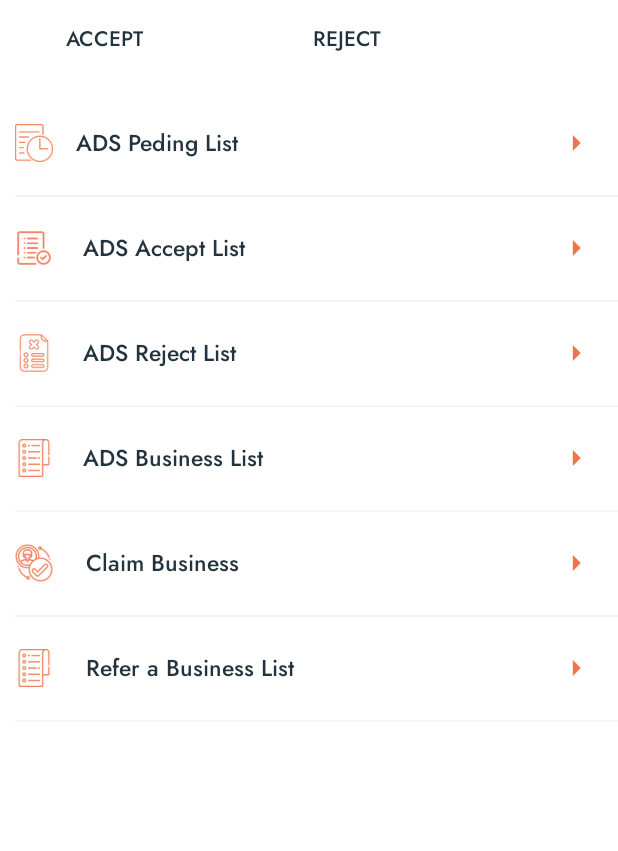
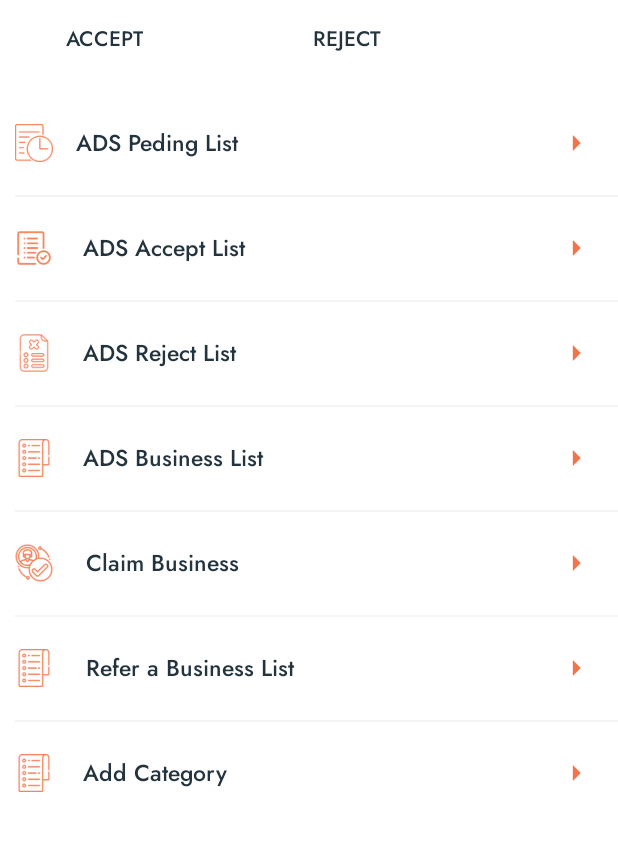
Before and after one commit to nagalakshmikarri/AdminAPP, an Android app: the AdsListStatusActivity screen opened directly, with no data from a screen before it, on a phone screen of 412 x 824 dp, the part 210-1061 px from its top. Run offline under Robolectric (Android 15) with nearby library versions, the phone set to English and light mode, and no system bars; plain views replace AVLoadingIndicatorView; 2 statements that could not run were skipped.

Commit message:
1/5/2023

```diff
--- a/app/src/main/AndroidManifest.xml
+++ b/app/src/main/AndroidManifest.xml
@@ -16,6 +16,9 @@
         android:theme="@style/Theme.AmplifierAdmin"
         android:usesCleartextTraffic="true"
         tools:targetApi="31">
+        <activity
+            android:name=".CategoryActivity"
+            android:exported="false" />
         <activity
             android:name=".RecommendBusinessActivity"
             android:exported="false" />
--- a/app/src/main/java/com/example/amplifieradmin/AdsListStatusActivity.kt
+++ b/app/src/main/java/com/example/amplifieradmin/AdsListStatusActivity.kt
@@ -102,6 +102,10 @@ class AdsListStatusActivity : AppCompatActivity() {
             val intent = Intent(this@AdsListStatusActivity, RecommendBusinessActivity::class.java)
             startActivity(intent);
         }
+        binding.category1.setOnClickListener {
+            val intent = Intent(this@AdsListStatusActivity, CategoryActivity::class.java)
+            startActivity(intent);
+        }
 
         binding.tvAceeptads.setOnClickListener {
             val intent = Intent(this@AdsListStatusActivity, AcceptAdsActivity::class.java)
--- a/app/src/main/java/com/example/amplifieradmin/data/api/ApiHelper.kt
+++ b/app/src/main/java/com/example/amplifieradmin/data/api/ApiHelper.kt
@@ -31,4 +31,8 @@ interface ApiHelper {
     suspend fun getBusinessList(businessListReq: BusinessListReq):NetworkResponse<BusinessListResp,ErrorResponse>
 
     suspend fun recommend_Business():NetworkResponse<RecommmendBusinnessResp,ErrorResponse>
+
+    suspend fun category(categoryReq: CategoryReq):NetworkResponse<CategoryResp,ErrorResponse>
+
+    suspend fun get_Category():NetworkResponse<GetCategoryResp,ErrorResponse>
 }
--- a/app/src/main/java/com/example/amplifieradmin/data/api/ApiService.kt
+++ b/app/src/main/java/com/example/amplifieradmin/data/api/ApiService.kt
@@ -109,4 +109,16 @@ interface ApiService {
         @Header("Authorization") authorization: String
     ): NetworkResponse<RecommmendBusinnessResp, ErrorResponse>
 
+    @POST("add_business_category")
+    @FormUrlEncoded
+    suspend fun category(
+        @Header("Authorization") authorization: String,
+        @Field("name") name: String,
+    ):NetworkResponse<CategoryResp,ErrorResponse>
+
+    @GET("list_business_category")
+    suspend fun get_Category(
+        @Header("Authorization") authorization: String
+    ): NetworkResponse<GetCategoryResp, ErrorResponse>
+
 }
--- a/app/src/main/java/com/example/amplifieradmin/data/repository/MainRepository.kt
+++ b/app/src/main/java/com/example/amplifieradmin/data/repository/MainRepository.kt
@@ -30,4 +30,8 @@ class MainRepository (private val apiHelper: ApiHelper)  {
     suspend fun getBusinessList(businessListReq: BusinessListReq)=apiHelper.getBusinessList(businessListReq)
 
     suspend fun recommend_Business()=apiHelper.recommend_Business()
+
+    suspend fun category(categoryReq: CategoryReq)=apiHelper.category(categoryReq)
+
+    suspend fun get_category()=apiHelper.get_Category()
 }
--- a/app/src/main/java/com/example/amplifieradmin/ui/main/Adapter/AdsPendingAdapter.kt
+++ b/app/src/main/java/com/example/amplifieradmin/ui/main/Adapter/AdsPendingAdapter.kt
@@ -19,7 +19,7 @@ import com.example.amplifieradmin.databinding.AlertDialogBinding
 import com.example.amplifieradmin.databinding.PendingBinding
 import kotlinx.android.synthetic.main.pending.view.*
 
-class AdsPendingAdapter(
+class AdsPendingAdapter (
     private var adsPendingData: List<AdsPendingData>,
             private val context: Context,
     private var onAcceptClick: OnAcceptClick,
@@ -120,7 +120,7 @@ class AdsPendingAdapter(
     fun filterList(adminUsersData: MutableList<AdsPendingData>) {
         this.adsPendingData = adsPendingData
         notifyDataSetChanged()
-    }
+      }
 
     fun addData(list: List<AdsPendingData>) {
         this.adsPendingData = list
--- a/app/src/main/java/com/example/amplifieradmin/ui/main/intent/MainIntent.kt
+++ b/app/src/main/java/com/example/amplifieradmin/ui/main/intent/MainIntent.kt
@@ -33,4 +33,8 @@ sealed class MainIntent {
     class BusinessList(var admin_id: String):MainIntent()
 
     object RecommendBusiness:MainIntent()
+
+    class Category(var name:String):MainIntent()
+
+    object GetCategory:MainIntent()
 }
--- a/app/src/main/java/com/example/amplifieradmin/viewstate/MainState.kt
+++ b/app/src/main/java/com/example/amplifieradmin/viewstate/MainState.kt
@@ -19,6 +19,7 @@ sealed  class MainState {
     data class Register(val registerResp: RegisterResp):MainState()
     data class BusinessList(val businessListResp: BusinessListResp):MainState()
     data class RecommendBusiness(val recommendBusinessResp: RecommmendBusinnessResp):MainState()
+    data class Category(val categoryResp: CategoryResp):MainState()
+    data class Get_Category(val getCategoryResp: GetCategoryResp):MainState()
     data class Error(val error: String?) : MainState()
-
 }
--- a/app/src/main/res/layout/activity_ads_list_status.xml
+++ b/app/src/main/res/layout/activity_ads_list_status.xml
@@ -431,6 +431,47 @@
             android:layout_marginStart="10sp"
             android:layout_marginTop="15sp"
             android:background="@color/litegray" />
+        <RelativeLayout
+            android:id="@+id/category1"
+            android:layout_width="match_parent"
+            android:layout_height="wrap_content"
+            android:layout_marginTop="15sp"
+            android:background="@color/white"
+            android:orientation="horizontal">
+
+            <ImageView
+                android:id="@+id/category"
+                android:layout_width="25dp"
+                android:layout_height="25sp"
+                android:layout_centerVertical="true"
+                android:layout_marginStart="10dp"
+                android:src="@drawable/business_add"
+                android:visibility="visible"
+                app:tint="#F1744B" />
+
+            <TextView
+                android:id="@+id/category_add"
+                android:layout_width="match_parent"
+                android:layout_height="wrap_content"
+                android:layout_centerVertical="true"
+                android:layout_marginHorizontal="20dp"
+                android:layout_marginTop="15dp"
+                android:layout_toEndOf="@+id/category"
+                android:fontFamily="@font/jost_medium_500"
+                android:text="@string/Category"
+                android:textColor="@color/text_header_color"
+                android:textSize="15sp" />
+
+            <ImageView
+                android:layout_width="25dp"
+                android:layout_height="25sp"
+                android:layout_alignParentRight="true"
+                android:layout_centerInParent="true"
+                android:layout_marginEnd="15sp"
+                android:src="@drawable/ic_baseline_arrow_right_24"
+                android:visibility="visible"
+                app:tint="#F1744B" />
+        </RelativeLayout>
 
     </LinearLayout>
     <LinearLayout
--- a/app/src/main/res/values/colors.xml
+++ b/app/src/main/res/values/colors.xml
@@ -18,5 +18,7 @@
     <color name="bordergray">#CCC2C2</color>
     <color name="save_bg_color">#4D4B4E</color>
     <color name="litegray">#34CCC2C2</color>
+    <color name="light_grey">#f2f2f2</color>
+
 
 </resources>
--- a/app/src/main/res/values/strings.xml
+++ b/app/src/main/res/values/strings.xml
@@ -72,4 +72,9 @@
     <string name="save">Save</string>
     <string name="Approval">Approval</string>
     <string name="refer_business">Refer a Business List</string>
+    <string name="Category">Add Category</string>
+    <string name="Categories">Categories</string>
+    <string name="add_category">Add Category</string>
+    <string name="add_service">Add Service(*)</string>
+    <string name="Botique">Botique</string>
 </resources>
```
Also changed, not shown: app/src/main/java/com/example/amplifieradmin/CategoryActivity.kt (added, +163 -0 lines), app/src/main/java/com/example/amplifieradmin/data/api/ApiHelperImpl.kt (+8 -0 lines), app/src/main/java/com/example/amplifieradmin/data/model/CategoryReq.kt (added, +11 -0 lines), app/src/main/java/com/example/amplifieradmin/data/model/CategoryResp.kt (added, +8 -0 lines), app/src/main/java/com/example/amplifieradmin/data/model/GetCategoryResp.kt (added, +10 -0 lines), app/src/main/java/com/example/amplifieradmin/ui/main/Adapter/CategoryAdapter.kt (added, +54 -0 lines), app/src/main/java/com/example/amplifieradmin/viewmodel/HomeViewModel.kt (+59 -0 lines), app/src/main/res/layout/activity_category.xml (added, +171 -0 lines), app/src/main/res/layout/category.xml (added, +19 -0 lines).
